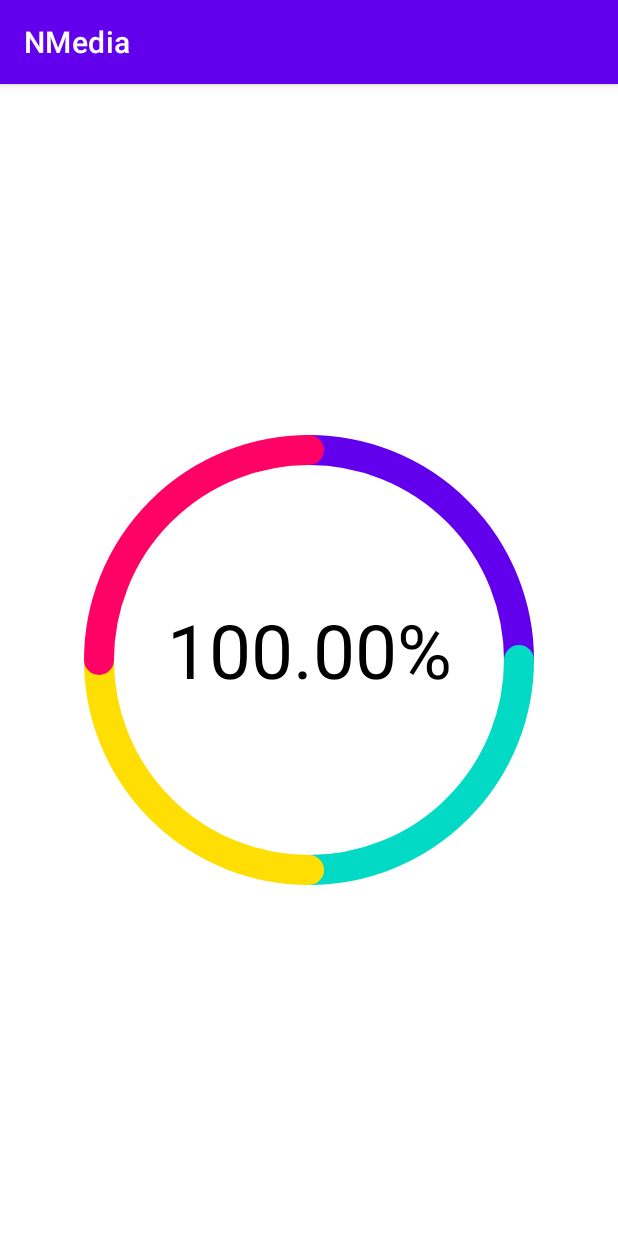
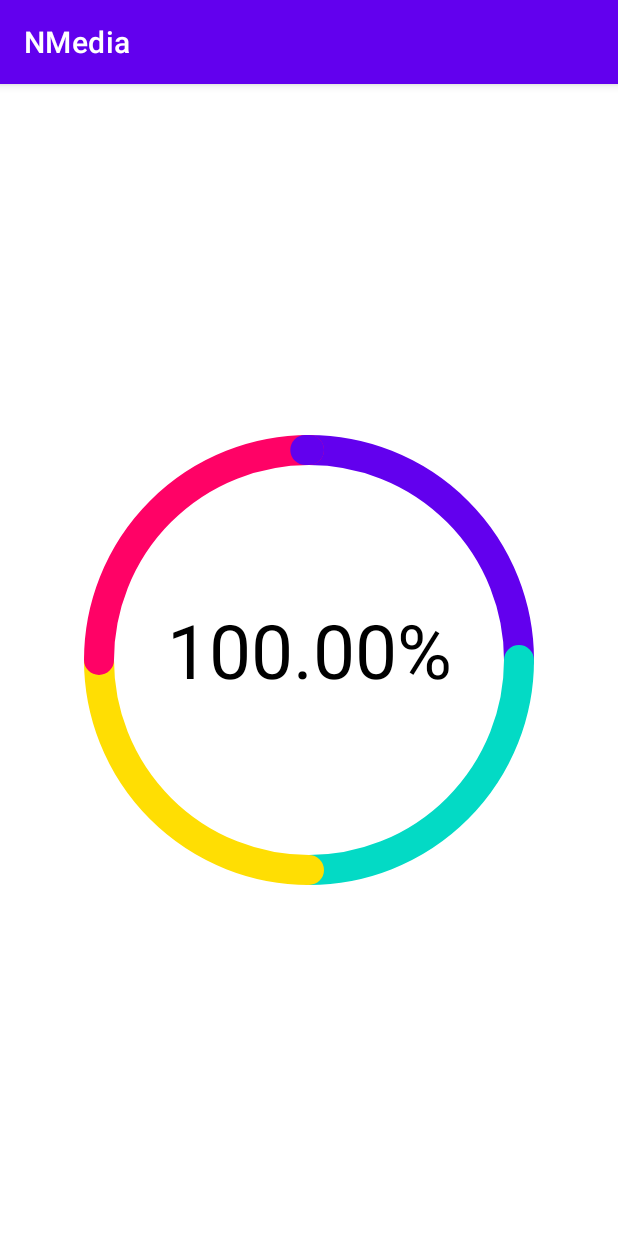
Before and after one commit to IrinaAlMakarova/CustomViews-SmartStatsView, an Android app: the screen it shows after launch (AppActivity), on a phone screen of 412 x 824 dp. Run offline under Robolectric (Android 15) with nearby library versions, the phone set to English and light mode, and no system bars.

Commit message:
CustomViews - SmartStatsView (Correcting2)

```diff
--- a/app/src/main/java/ru/netology/nmedia/ui/AppActivity.kt
+++ b/app/src/main/java/ru/netology/nmedia/ui/AppActivity.kt
@@ -1,6 +1,7 @@
 package ru.netology.nmedia.ui
 
 import android.os.Bundle
+import android.view.animation.AnimationUtils
 import androidx.appcompat.app.AppCompatActivity
 import ru.netology.nmedia.R
 
@@ -14,11 +15,13 @@ class AppActivity : AppCompatActivity(R.layout.activity_app) {
         //    0.25F,
         //    0.25F,
         //)
-        findViewById<StatsView>(R.id.stats).data = listOf(
+        val view = findViewById<StatsView>(R.id.stats)
+        view.data = listOf(
             500F,
             500F,
             500F,
             500F,
         )
+
     }
 }
--- a/app/src/main/java/ru/netology/nmedia/ui/StatsView.kt
+++ b/app/src/main/java/ru/netology/nmedia/ui/StatsView.kt
@@ -44,8 +44,9 @@ class StatsView @JvmOverloads constructor(
     ).apply {
         style = Paint.Style.STROKE // стиль отрисовки (отрисовываем строки)
         strokeWidth = lineWidth // ширина строки
-        strokeCap = Paint.Cap.ROUND // округление линий при их пересечении (обработку начала и конца обводимых линий и контуров)
-        //strokeJoin = Paint.Join.ROUND // округление краев при отрисовке
+        strokeCap =
+            Paint.Cap.ROUND // округление линий при их пересечении (обработку начала и конца обводимых линий и контуров)
+        strokeJoin = Paint.Join.ROUND // округление краев при отрисовке
 
     }
 
@@ -67,7 +68,8 @@ class StatsView @JvmOverloads constructor(
     override fun onSizeChanged(w: Int, h: Int, oldw: Int, oldh: Int) {
         radius = min(w, h) / 2F - lineWidth / 2
         center = PointF(w / 2F, h / 2F)
-        oval = RectF( // прямоугольник, область отрисовки
+        oval = RectF(
+            // прямоугольник, область отрисовки
             center.x - radius, center.y - radius,
             center.x + radius, center.y + radius,
         )
@@ -81,11 +83,15 @@ class StatsView @JvmOverloads constructor(
         var startFrom = -90F // стартовый угол
         for ((index, datum) in data.withIndex()) {
             //val angle = 360F * datum // угол поворота
-            val angle = ((180F * datum) / 1000) // угол поворота
-            paint.color = colors.getOrNull(index) ?: randomColor() // назначим каждому элементу свой цвет
+            val angle = ((360F * datum) / (4 * datum)) // угол поворота
+            paint.color =
+                colors.getOrNull(index) ?: randomColor() // назначим каждому элементу свой цвет
             canvas.drawArc(oval, startFrom, angle, false, paint) // отрисовка дуги
             startFrom += angle // отступ к стартовуму углу поворота
         }
+        paint.color =
+            colors.getOrNull(0) ?: randomColor()
+        canvas.drawArc(oval, startFrom, -1F, false, paint) // отрисовка дуги
 
         // отрисовка текста
         canvas.drawText(
@@ -98,5 +104,6 @@ class StatsView @JvmOverloads constructor(
     }
 
 
-    private fun randomColor() = Random.nextInt(0xFF000000.toInt(), 0xFFFFFFFF.toInt()) //генерация случайного цвета
+    private fun randomColor() =
+        Random.nextInt(0xFF000000.toInt(), 0xFFFFFFFF.toInt()) //генерация случайного цвета
 }
```
